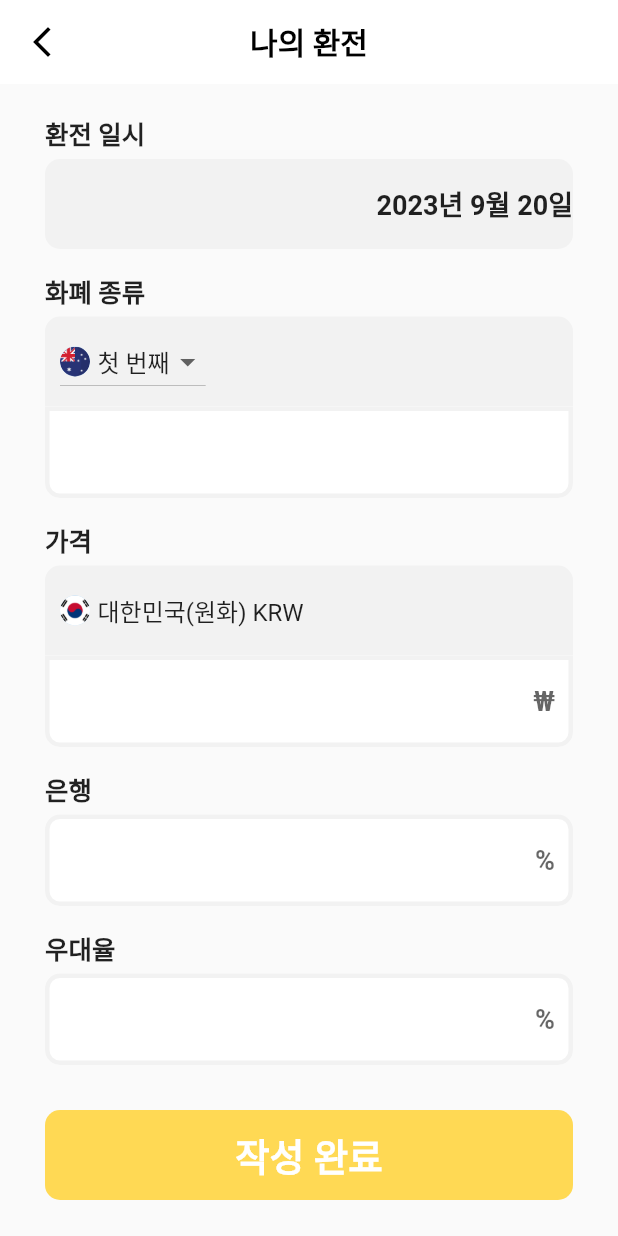
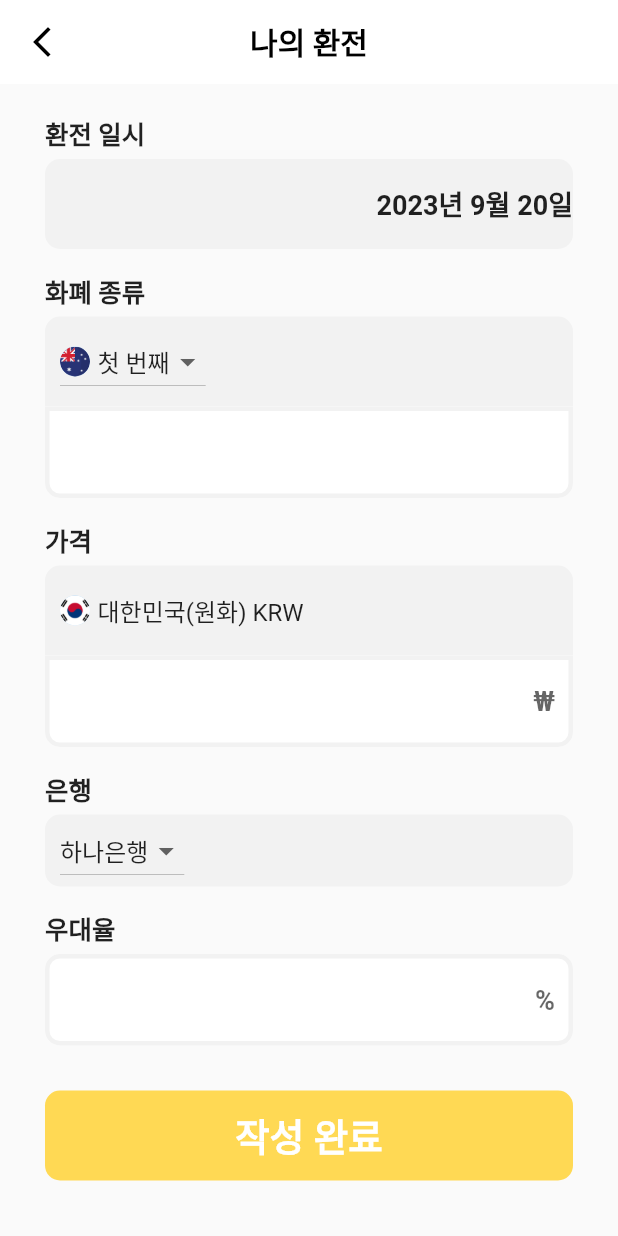
Before and after one commit to Donne-All-Around/DonneAllAround, a Flutter app: the ExchangeRecordCreatePage screen opened directly, on a phone screen of 412 x 824 dp. Run offline on Flutter 3.47's test engine with Material 2 defaults, Android fonts, the phone set to English and light mode, and no system bars; our stand-ins replace awesome_bottom_bar, chat_bubbles, geocoding, geolocator, google_maps_flutter, image_picker and 1 more; missing offline and left inert: bottom_picker.

Commit message:
0919 YH 환전기록작성페이지 구조 완성 (UI 수정필요)

```diff
--- a/frontend/a705/lib/exchange_record_create_page.dart
+++ b/frontend/a705/lib/exchange_record_create_page.dart
@@ -12,6 +12,9 @@ class ExchangeRecordCreatePage extends StatefulWidget {
 class ExchangeRecordCreatePageState extends State<ExchangeRecordCreatePage> {
   final _valueList = ['첫 번째', '두 번째', '세 번째'];
   var _selectedValue = '첫 번째';
+
+  final _banks = ['하나은행', '우리은행', '국민은행', '농협'];
+  String _selectedBank = '하나은행';
   DateTime selectedDate = DateTime.now();
 
   Future<void> _selectDate(BuildContext context) async {
@@ -263,37 +266,24 @@ class ExchangeRecordCreatePageState extends State<ExchangeRecordCreatePage> {
                       ),
                       color: Color(0xFFF2F2F2),
                     ),
-                  ),
-                  TextField(
-                    keyboardType: TextInputType.number,
-                    inputFormatters: [
-                      FilteringTextInputFormatter.digitsOnly,
-                    ],
-                    decoration: const InputDecoration(
-                      filled: true,
-                      fillColor: Colors.white,
-                      enabledBorder: OutlineInputBorder(
-                        borderRadius: BorderRadius.all(
-                          Radius.circular(10),
-                        ),
-                        borderSide:
-                        BorderSide(color: Color(0xFFF2F2F2), width: 3),
-                      ),
-                      focusedBorder: OutlineInputBorder(
-                        borderRadius: BorderRadius.all(
-                          Radius.circular(10),
-                        ),
-                        borderSide:
-                        BorderSide(color: Color(0xFFF2F2F2), width: 3),
-                      ),
-                      floatingLabelBehavior: FloatingLabelBehavior.always,
-                      suffixText: ' %',
-                    ),
-                    cursorColor: Colors.black87,
-                    textAlign: TextAlign.end,
-                    style: const TextStyle(
-                      fontSize: 18,
-                      fontWeight: FontWeight.bold,
+                    child: Row(
+                      children: [
+                        const SizedBox(width: 10),
+                        DropdownButton<String>(
+                          value: _selectedBank,
+                          items: _banks.map((bank) {
+                            return DropdownMenuItem<String>(
+                              value: bank,
+                              child: Text(bank),
+                            );
+                          }).toList(),
+                          onChanged: (value) {
+                            setState(() {
+                              _selectedBank = value!;
+                            });
+                          }
+                        )
+                      ]
                     )
                   ),
                   const SizedBox(height: 15),
```
